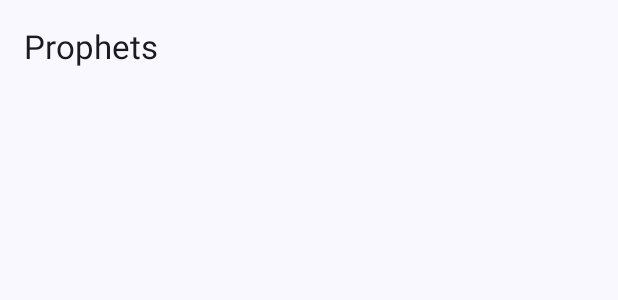
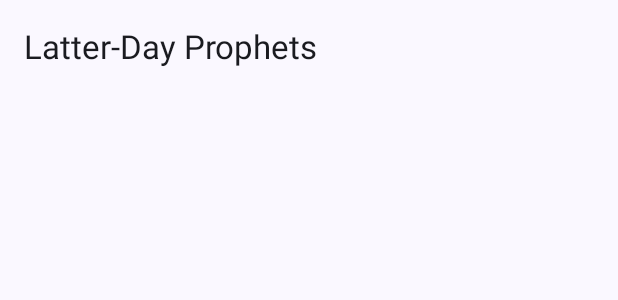
Before and after one commit to stevetripp/prophets, an Android app built with Jetpack Compose: the @Preview function Preview, on a phone screen of 412 x 824 dp. Shown: the top 300 px of the screen. Run offline under Robolectric (Android 15) with nearby library versions, the phone set to English and light mode, and no system bars; pictures from the network do not load.

Commit message:
Update TopAppBar title to use 'Latter-Day Prophets'

```diff
--- a/app/src/main/java/org/churchofjesuschrist/prophets/ux/main/MainScreen.kt
+++ b/app/src/main/java/org/churchofjesuschrist/prophets/ux/main/MainScreen.kt
@@ -40,7 +40,7 @@ private fun MainContent(
     Scaffold(
         topBar = {
             TopAppBar(
-                title = { Text(text = stringResource(id = R.string.app_name)) }
+                title = { Text(text = stringResource(id = R.string.latter_day_prophets)) }
             )
         }
     ) { paddingValues ->
--- a/app/src/main/res/values/strings.xml
+++ b/app/src/main/res/values/strings.xml
@@ -1,3 +1,4 @@
 <resources>
     <string name="app_name">Prophets</string>
+    <string name="latter_day_prophets">Latter-Day Prophets</string>
 </resources>
```
